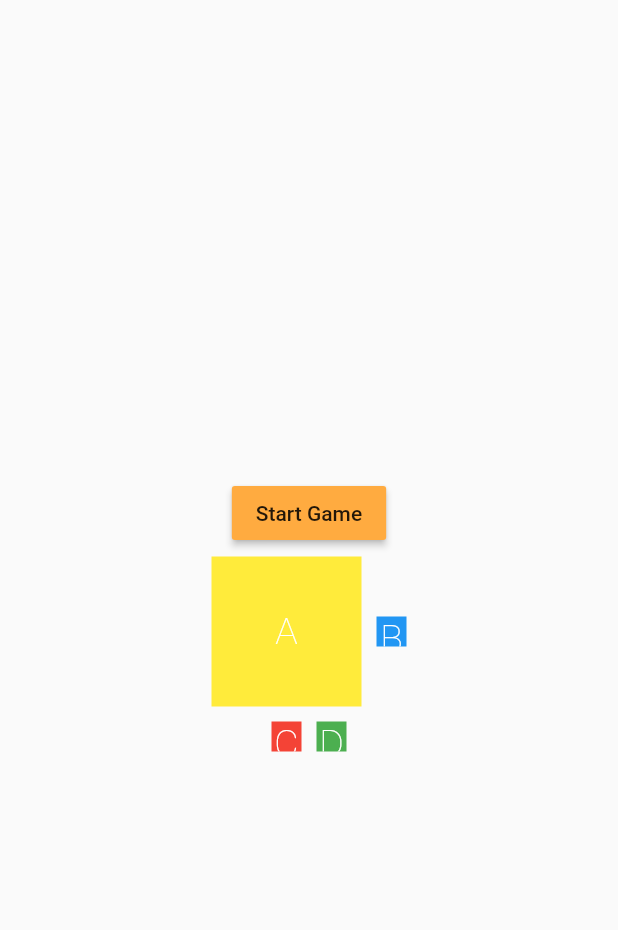
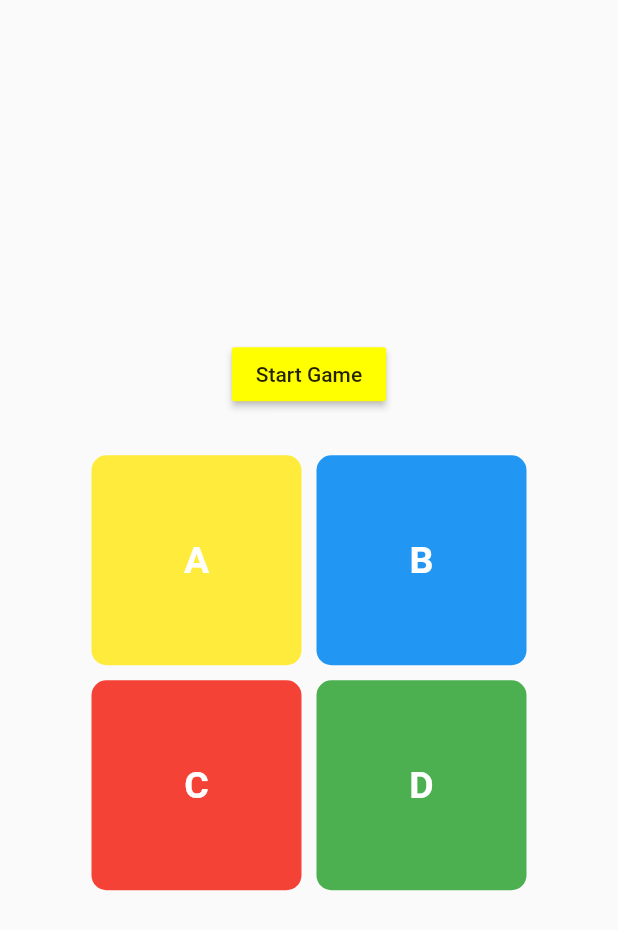
Before and after one commit to jhoangf94/learning_flutter, a Flutter app: the screen it shows after launch, after a tap on "Start Game", on a phone screen of 412 x 824 dp. Shown: the top 930 px of the screen. Run offline on Flutter 3.47's test engine with Material 2 defaults, Android fonts, the phone set to English and light mode, and no system bars.

Commit message:
se cambia la estructura de la app

```diff
--- /dev/null
+++ b/game/lib/Item.dart
@@ -0,0 +1,43 @@
+import 'package:flutter/material.dart';
+
+class Item extends StatelessWidget {
+
+  final String title;
+  final int id;
+  final Color color;
+  bool valid = false;
+
+  Item({this.title, this.color, this.id});
+
+  @override
+  Widget build(BuildContext context) {
+    return GestureDetector(
+      child: Container(
+        child: Center(
+            child: Text(title,
+                style: TextStyle(
+                    fontSize: 25.0,
+                    color: Colors.white,
+                    fontWeight: FontWeight.bold))),
+        width: 140,
+        height: 140,
+        margin: EdgeInsets.all(5.0),
+        decoration: BoxDecoration(
+          borderRadius: BorderRadius.circular(10.0),
+          color: color,
+        ),
+      ),
+      onTap: () {
+        if(!valid){
+          showDialog(
+            context: context,
+            child: AlertDialog(
+              title: Text("Opps!!"),
+            )
+          );
+        }
+      },
+    );
+  }
+
+}
--- a/game/lib/game.dart
+++ b/game/lib/game.dart
@@ -1,14 +1,11 @@
-import 'myContainer.dart';
 import 'dart:math';
 
 class Game {
-  final List<MyContainer2> options;
+  final int options = 3;
   List<int> sequence = [];
   List<int> sequenceUser = [];
   int tap = 0;
   bool inGame = false;
-
-  Game({this.options});
 
   void start() {
     tap = 0;
@@ -22,8 +19,9 @@ class Game {
 
   void generateNextItem() {
     // Genera un indice random
-    int randomIndex = Random().nextInt(options.length - 1);
+    int randomIndex = Random().nextInt(options);
     sequence.add(randomIndex);
+    print(sequence);
   }
 
   void addItemToSequenceUser(int idItem) {
--- a/game/lib/main.dart
+++ b/game/lib/main.dart
@@ -1,6 +1,7 @@
 import 'package:flutter/material.dart';
-import 'myContainer.dart';
-import 'game.dart';
+import 'Item.dart';
+import 'dart:math';
+import 'dart:async';
 
 void main() {
   runApp(MaterialApp(
@@ -10,23 +11,78 @@ void main() {
 }
 
 class MyGame extends StatefulWidget {
-
-  static final List<MyContainer2> options = [
+/*   final List<MyContainer2> options = [
     MyContainer2(title: "A", color: Colors.yellow, id: 0),
     MyContainer2(title: "B", color: Colors.blue, id: 1),
     MyContainer2(title: "C", color: Colors.red, id: 2),
     MyContainer2(title: "D", color: Colors.green, id: 3)
-  ];
+  ]; */
 
-  final Game game = Game(options: options);
+  static void tap() {
+    print("Tap");
+  }
 
   @override
-  _MyGameState createState() {
-    return _MyGameState();
-  }
+  _MyGameState createState() => _MyGameState();
 }
 
 class _MyGameState extends State<MyGame> {
+  final List<Item> options = [
+    Item(title: "A", color: Colors.yellow, id: 0),
+    Item(title: "B", color: Colors.blue, id: 1),
+    Item(title: "C", color: Colors.red, id: 2),
+    Item(title: "D", color: Colors.green, id: 3)
+  ];
+
+  List<int> sequence = [];
+  List<int> sequenceUser = [];
+  int tap = 0;
+  bool inGame = false;
+
+  void start() async {
+    tap = 0;
+    inGame = false;
+    sequence = [];
+    sequenceUser = [];
+    await generateNextItem();
+  }
+
+  Future waitSeconds(Duration d) => Future.delayed(d);
+
+  Future<void> generateNextItem() async {
+    // Genera un indice random
+    int randomIndex = Random().nextInt(options.length - 1);
+    sequence.add(randomIndex);
+    for (var i in sequence) {
+      var item = options[i];
+      setState(() {
+        var color = item.color.withOpacity(0.2);
+        options[i] = Item(title: item.title, color: color, id: item.id);
+      });
+      await waitSeconds(Duration(milliseconds: 400));
+      setState(() {
+        options[i] = item;
+      });
+    }
+    print(sequence);
+  }
+
+  void addItemToSequenceUser(int idItem) {
+    sequenceUser.add(idItem);
+  }
+
+  bool isValidItemTap() {
+    if (sequence[tap] == sequenceUser[tap]) {
+      tap++;
+      if (sequence.length == sequenceUser.length) {
+        generateNextItem();
+        tap = 0;
+        sequenceUser.clear();
+      }
+      return true;
+    }
+    return false;
+  }
 
   @override
   Widget build(BuildContext context) {
@@ -39,22 +95,25 @@ class _MyGameState extends State<MyGame> {
               RaisedButton(
                 onPressed: () {
                   setState(() {
-                    widget.game.start();
+                    start();
                   });
                 },
                 child: Text("Start Game"),
-                color: Colors.orangeAccent,
+                color: Colors.yellowAccent,
+              ),
+              Padding(
+                padding: EdgeInsets.only(bottom: 25.0),
               ),
               Column(
                 mainAxisAlignment: MainAxisAlignment.center,
                 children: <Widget>[
                   Row(
                     mainAxisAlignment: MainAxisAlignment.center,
-                    children: [_buildWidget(MyGame.options[0]), _buildWidget(MyGame.options[1])],
+                    children: [options[0], options[1]],
                   ),
                   Row(
                     mainAxisAlignment: MainAxisAlignment.center,
-                    children: [_buildWidget(MyGame.options[2]), _buildWidget(MyGame.options[3])],
+                    children: [options[2], options[3]],
                   ),
                 ],
               ),
@@ -65,16 +124,18 @@ class _MyGameState extends State<MyGame> {
     );
   }
 
-  Widget _buildWidget(MyContainer2 item){
-    if (widget.game.sequence!= null && widget.game.sequence.length <= 0) {return item;}
-    int index = widget.game.tap;
-    bool isSame = widget.game.options[index] == item;
-    if(isSame){
-      var newItem = MyContainer2(id: item.id, title: item.title,color: item.color,animate: true,);
+/*   Widget _buildWidget(MyContainer2 item) {
+    if (MyGame.game.sequence != null && MyGame.game.sequence.length <= 0) {
+      return item;
+    }
+    int index = MyGame.game.tap;
+    bool isSame = widget.options[index] == item;
+    if (isSame) {
+      var newItem = MyContainer2(
+          id: item.id, title: item.title, color: item.color, animate: true);
       item = null;
       return newItem;
     }
     return item;
-  }
-
+  } */
 }
--- a/game/lib/myContainer.dart
+++ b/game/lib/myContainer.dart
@@ -1,6 +1,7 @@
 import 'package:flutter/material.dart';
 import 'package:flutter/animation.dart';
 import 'main.dart';
+import 'game.dart' as game;
 
 class MyContainer2 extends StatefulWidget {
   String title;
@@ -11,30 +12,19 @@ class MyContainer2 extends StatefulWidget {
   MyContainer2({this.title, this.color, this.id, this.animate = false});
 
   _MyContainer2State createState() => _MyContainer2State();
+
+  void elState(){
+    createState().myState();
+  }
 }
 
-class _MyContainer2State extends State<MyContainer2> with SingleTickerProviderStateMixin {
+class _MyContainer2State extends State<MyContainer2> {
 
-  AnimationController controller;
-  Animation<double> animation;
 
-  @override
-  void initState() {
-    super.initState();
-    controller = AnimationController(vsync: this, duration: Duration(seconds: 3));
-    animation = Tween<double>(begin: 20, end: 100).animate(controller);
+  void myState(){
+    setState(() {
 
-    animation.addStatusListener((status){
-      print(status == AnimationStatus.completed);
     });
-
-    controller.forward();
-  }
-
-  @override
-  void dispose() {
-    super.dispose();
-    controller.dispose();
   }
 
   @override
@@ -43,65 +33,37 @@ class _MyContainer2State extends State<MyContainer2> with SingleTickerProviderSt
   }
 
   Widget _animatedContainer() {
-
-    if (widget.animate) {
-      setState(() {
-        controller.forward();
-      });
-    }
-    return  _bluidWidgetWithOutAnimaion();
+    return _bluidWidgetWithOutAnimaion();
   }
 
   Widget _bluidWidgetWithOutAnimaion() {
-    return GestureDetector(
-      child: Container(
-        child: Center(
-          child: Text(widget.title,
-              style: TextStyle(
-                  fontSize: 25.0,
-                  color: Colors.white,
-                  fontWeight: FontWeight.w100)),
-        ),
-        color: widget.color,
-        width: animation.value,
-        height: animation.value,
-        margin: EdgeInsets.all(5.0),
-      ),
-      onTap: () => _onTap(),
-    );
+    if (widget.animate) {
+      setState(() {});
+    }
+
+
   }
 
-  Widget _bluidWidgetWithAnimation() {
-    return GestureDetector(
-      child: AnimatedOpacity(
-        duration: Duration(seconds: 1),
-        opacity: widget.animate ? 0 : 1,
-        child: Container(
-          child: Center(
-            child: Text(widget.title,
-                style: TextStyle(
-                    fontSize: 25.0,
-                    color: Colors.white,
-                    fontWeight: FontWeight.w100)),
-          ),
-          color: widget.color,
-          width: 100.0,
-          height: 100.0,
-          margin: EdgeInsets.all(5.0),
-        ),
-      ),
-      onTap: () => _onTap(),
-    );
+  Widget _change() {
+    if (widget.animate) {
+      widget.animate = false;
+      return Icon(Icons.star_border);
+    }
+    return Text(widget.title,
+        style: TextStyle(
+            fontSize: 25.0, color: Colors.white, fontWeight: FontWeight.bold));
   }
 
   void _onTap() {
-    // MyGame.game.addItemToSequenceUser(widget.id);
-    // if (!MyGame.game.isValidItemTap()) {
-    //   showDialog(
-    //       context: context,
-    //       child: Dialog(
-    //         child: Text("Perdiste!!"),
-    //       ));
-    // }
+    setState(() {});
+/*     MyGame.game.addItemToSequenceUser(widget.id);
+    if (!MyGame.game.isValidItemTap()) {
+      showDialog(
+          context: context,
+          child: AlertDialog(
+            title: Text("Eres un manco"),
+            content:  Text("Perdiste!!"),
+          ));
+    } */
   }
 }
```
